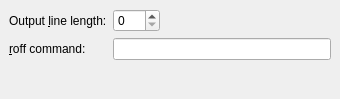
Old version of the form src/frontends/qt4/ui/PrefPlaintextUi.ui in the repository cburschka/lyx.
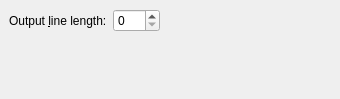
New version of the form.

```diff
--- a/src/frontends/qt4/ui/PrefPlaintextUi.ui
+++ b/src/frontends/qt4/ui/PrefPlaintextUi.ui
@@ -19,7 +19,7 @@
    <property name="spacing" >
     <number>6</number>
    </property>
-   <item row="2" column="0" colspan="3" >
+   <item row="1" column="0" colspan="3">
     <spacer>
      <property name="orientation" >
       <enum>Qt::Vertical</enum>
@@ -71,23 +71,6 @@
      </property>
     </widget>
    </item>
-   <item row="1" column="0" >
-    <widget class="QLabel" name="plaintextRoffLA" >
-     <property name="text" >
-      <string>&amp;roff command:</string>
-     </property>
-     <property name="buddy" >
-      <cstring>plaintextRoffED</cstring>
-     </property>
-    </widget>
-   </item>
-   <item row="1" column="1" colspan="2" >
-    <widget class="QLineEdit" name="plaintextRoffED" >
-     <property name="toolTip" >
-      <string>External app for formating tables in plain text output</string>
-     </property>
-    </widget>
-   </item>
   </layout>
  </widget>
  <includes>
```
Left out of the diff: 49 changed lines with no effect on the pictures.
